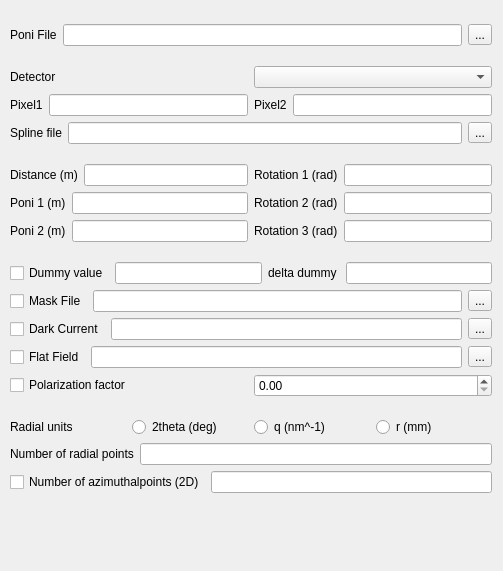
Above: gui/integration.ui from silx-kit/pyFAI before the change. Below: the same form after it.
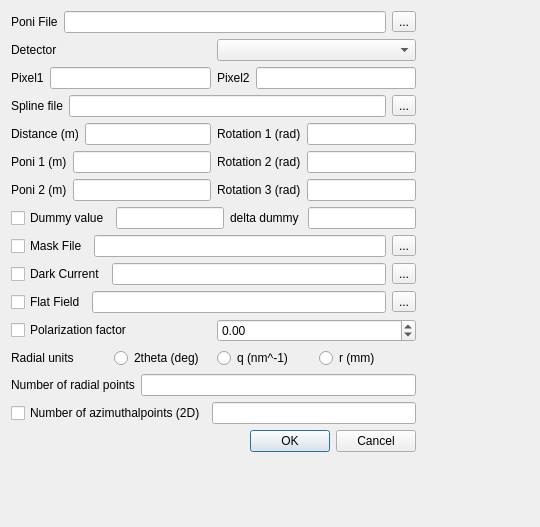
That is the form after the change.

What changed in the file:
```diff
--- a/gui/integration.ui
+++ b/gui/integration.ui
@@ -7,22 +7,17 @@
    <rect>
     <x>0</x>
     <y>0</y>
-    <width>503</width>
-    <height>571</height>
+    <width>540</width>
+    <height>527</height>
    </rect>
   </property>
   <property name="windowTitle">
    <string>Form</string>
   </property>
-  <widget class="QWidget" name="">
-   <property name="geometry">
-    <rect>
-     <x>10</x>
-     <y>10</y>
-     <width>482</width>
-     <height>502</height>
-    </rect>
-   </property>
+  <layout class="QFormLayout" name="formLayout">
+   <item row="0" column="0">
+    <layout class="QVBoxLayout" name="verticalLayout_7">
+     <item>
    <layout class="QVBoxLayout" name="verticalLayout_6">
     <item>
      <layout class="QHBoxLayout" name="horizontalLayout_10">
@@ -303,7 +298,17 @@
          </widget>
         </item>
         <item>
-         <widget class="QDoubleSpinBox" name="polatization_factor"/>
+            <widget class="QDoubleSpinBox" name="polatization_factor">
+             <property name="minimum">
+              <double>-1.000000000000000</double>
+             </property>
+             <property name="maximum">
+              <double>1.000000000000000</double>
+             </property>
+             <property name="singleStep">
+              <double>0.050000000000000</double>
+             </property>
+            </widget>
         </item>
        </layout>
       </item>
@@ -383,7 +388,34 @@
      </layout>
     </item>
    </layout>
-  </widget>
+     </item>
+     <item>
+      <layout class="QHBoxLayout" name="horizontalLayout_20">
+       <item>
+        <spacer name="horizontalSpacer">
+         <property name="orientation">
+          <enum>Qt::Horizontal</enum>
+         </property>
+         <property name="sizeHint" stdset="0">
+          <size>
+           <width>40</width>
+           <height>20</height>
+          </size>
+         </property>
+        </spacer>
+       </item>
+       <item>
+        <widget class="QDialogButtonBox" name="buttonBox">
+         <property name="standardButtons">
+          <set>QDialogButtonBox::Cancel|QDialogButtonBox::Ok</set>
+         </property>
+        </widget>
+       </item>
+      </layout>
+     </item>
+    </layout>
+   </item>
+  </layout>
  </widget>
  <tabstops>
   <tabstop>poni</tabstop>
```
Left out of the diff: 6 changed lines with no effect on the pictures. Lines whose indentation alone changed are shown as unchanged.
